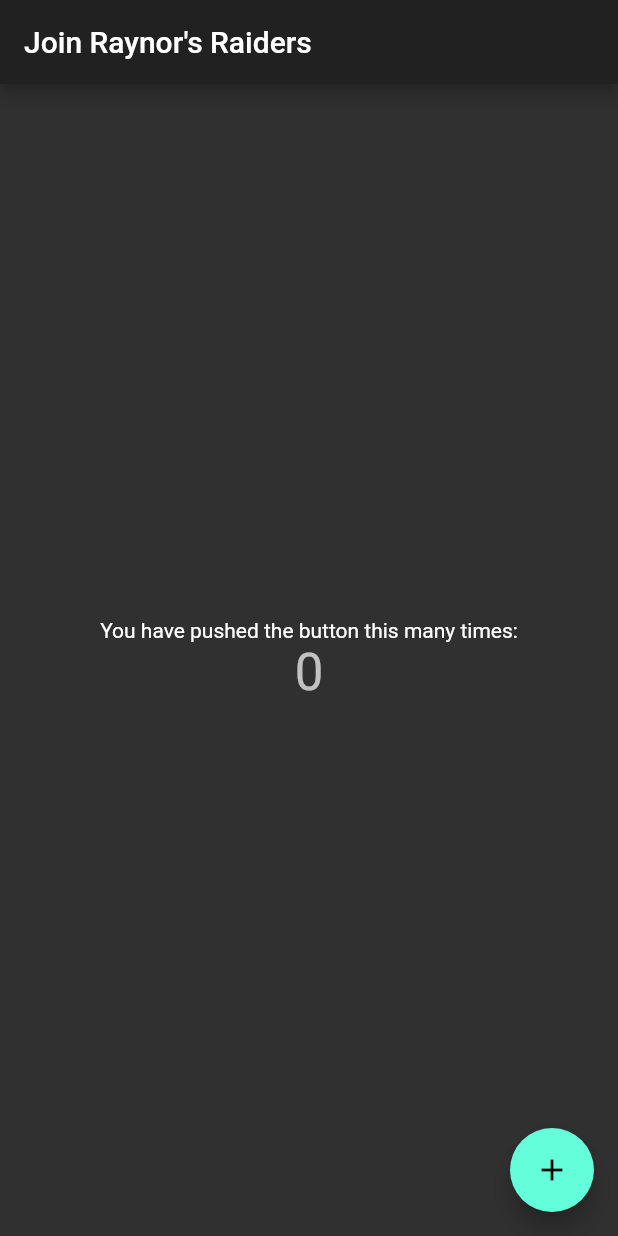
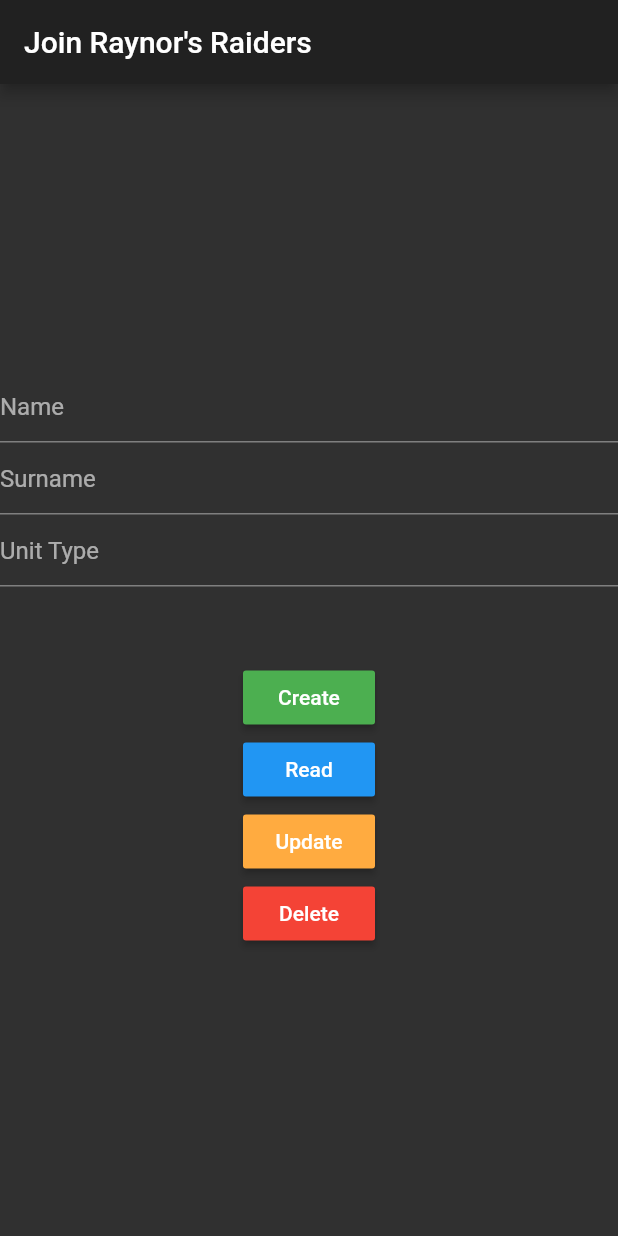
Before and after one commit to pIuszak/flutter-starcraft, a Flutter app: the screen it shows after launch, on a phone screen of 412 x 824 dp. Run offline on Flutter 3.47's test engine with Material 2 defaults, Android fonts, the phone set to English and light mode, and no system bars.

Commit message:
[add] crud ui

```diff
--- a/flutter_starcraft/lib/main.dart
+++ b/flutter_starcraft/lib/main.dart
@@ -1,11 +1,19 @@
 import 'package:flutter/material.dart';
+// import 'package:cloud_firestore/cloud_firestore.dart';
+// import 'package:google_sign_in/google_sign_in.dart';
+
+// final GoogleSignIn googleSignIn = GoogleSignIn();
+
 
 void main() {
   runApp(MyApp());
 }
 
+
 class MyApp extends StatelessWidget {
-  // This widget is the root of your application.
+
+
+  // This widget is the root of your application.ś
   @override
   Widget build(BuildContext context) {
     return MaterialApp(
@@ -17,6 +25,7 @@ class MyApp extends StatelessWidget {
         visualDensity: VisualDensity.adaptivePlatformDensity,
       ),
       home: MyHomePage(title: 'Join Raynor\'s Raiders'),
+      //home: GetUserName("Raynor"),
     );
   }
 }
@@ -42,6 +51,20 @@ class MyHomePage extends StatefulWidget {
 class _MyHomePageState extends State<MyHomePage> {
   int _counter = 0;
 
+  String name, surname, unitType;
+
+  getName(name) {
+    this.name = name;
+  }
+
+  getSurname(surname) {
+    this.surname = surname;
+  }
+
+  getUnitType(unitType) {
+    this.unitType = unitType;
+  }
+
   void _incrementCounter() {
     setState(() {
       // This call to setState tells the Flutter framework that something has
@@ -63,45 +86,84 @@ class _MyHomePageState extends State<MyHomePage> {
     // than having to individually change instances of widgets.
     return Scaffold(
       appBar: AppBar(
-        // Here we take the value from the MyHomePage object that was created by
-        // the App.build method, and use it to set our appbar title.
         title: Text(widget.title),
       ),
       body: Center(
-        // Center is a layout widget. It takes a single child and positions it
-        // in the middle of the parent.
         child: Column(
-          // Column is also a layout widget. It takes a list of children and
-          // arranges them vertically. By default, it sizes itself to fit its
-          // children horizontally, and tries to be as tall as its parent.
-          //
-          // Invoke "debug painting" (press "p" in the console, choose the
-          // "Toggle Debug Paint" action from the Flutter Inspector in Android
-          // Studio, or the "Toggle Debug Paint" command in Visual Studio Code)
-          // to see the wireframe for each widget.
-          //
-          // Column has various properties to control how it sizes itself and
-          // how it positions its children. Here we use mainAxisAlignment to
-          // center the children vertically; the main axis here is the vertical
-          // axis because Columns are vertical (the cross axis would be
-          // horizontal).
           mainAxisAlignment: MainAxisAlignment.center,
           children: <Widget>[
-            Text(
-              'You have pushed the button this many times:',
+            TextField(
+              decoration: InputDecoration(hintText: "Name"),
+              onChanged: (String name) {
+                getName(name);
+              },
             ),
-            Text(
-              '$_counter',
-              style: Theme.of(context).textTheme.headline4,
+            TextField(
+              decoration: InputDecoration(hintText: "Surname"),
+              onChanged: (String surname) {
+                getSurname(surname);
+              },
             ),
+            TextField(
+              decoration: InputDecoration(hintText: "Unit Type"),
+              onChanged: (String unitType) {
+                getUnitType(unitType);
+              },
+            ),
+            Padding(padding: EdgeInsets.all(25.0)),
+            RaisedButton(color: Colors.green,
+                child: Text("Create"),
+                onPressed: () {
+                  createData();
+                }),
+            RaisedButton(color: Colors.blue,
+                child: Text("Read"),
+                onPressed: () {
+                  readData();
+                }),
+            RaisedButton(color: Colors.orangeAccent,
+                child: Text("Update"),
+                onPressed: () {
+                  updateData();
+                }),
+            RaisedButton(color: Colors.red,
+                child: Text("Delete"),
+                onPressed: () {
+                  deleteData();
+                })
+
           ],
         ),
       ),
-      floatingActionButton: FloatingActionButton(
-        onPressed: _incrementCounter,
-        tooltip: 'Increment',
-        child: Icon(Icons.add),
-      ), // This trailing comma makes auto-formatting nicer for build methods.
+
+
+      // floatingActionButton: FloatingActionButton(
+      //   onPressed: _incrementCounter,
+      //   tooltip: 'Increment',
+      //   child: Icon(Icons.add),
+      // ), // This trailing comma makes auto-formatting nicer for build methods.
     );
   }
+
+  void createData() {
+    print("createData");
+  }
+
+  void readData() {
+    // print("readData");
+    // DocumentReference documentReference = Firestore.instance.collection("Users")
+    //     .document("Raynor");
+    // documentReference.get().then((datasnapshot){
+    //   print(datasnapshot.data);
+    //
+    // });
+  }
+
+  void updateData() {
+    print("updateData");
+  }
+
+  void deleteData() {
+    print("deleteData");
+  }
 }
```
